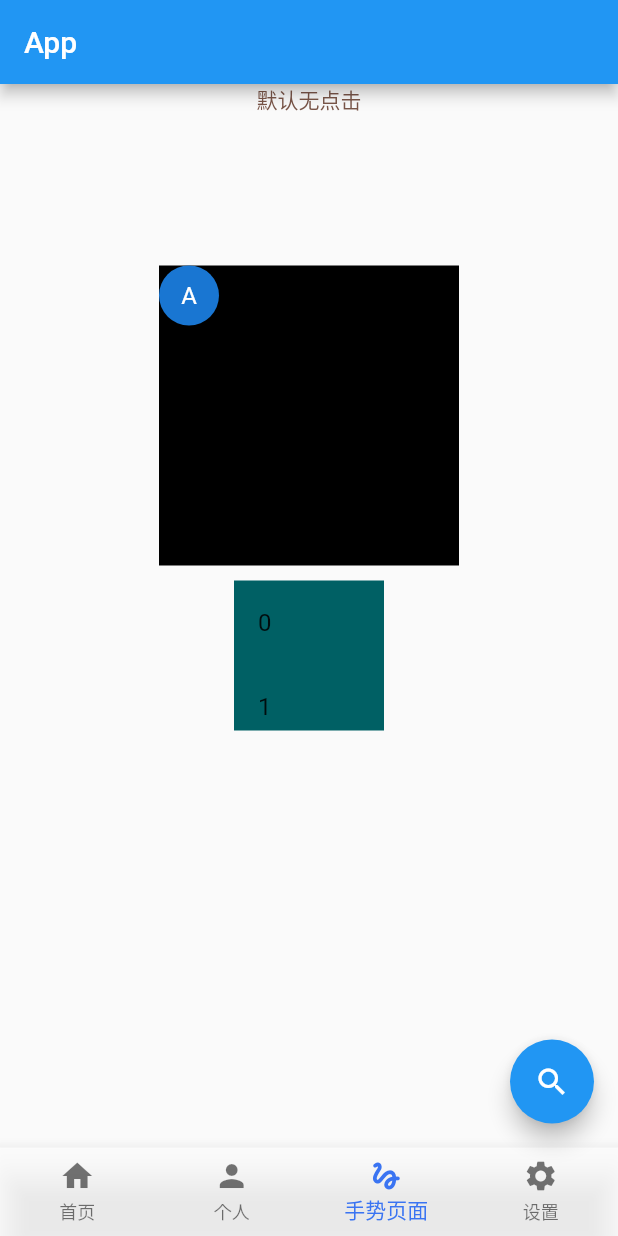
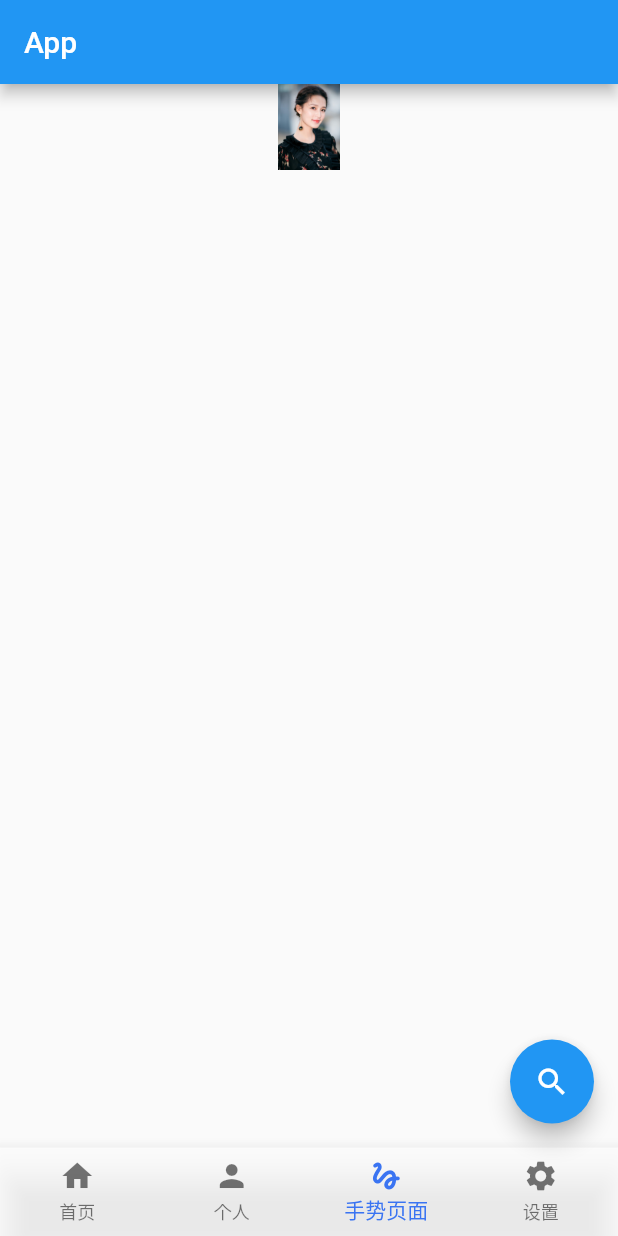
Before and after one commit to ig666/flutter_app, a Flutter app: the screen it shows after launch, item 3 of the bottom bar chosen, on a phone screen of 412 x 824 dp. Run offline on Flutter 3.47's test engine with Material 2 defaults, Android fonts, the phone set to English and light mode, and no system bars; our stand-ins replace camera; network calls fail.

Commit message:
feat: 加入动画效果

```diff
--- /dev/null
+++ b/lib/pages/components/animation.dart
@@ -0,0 +1,162 @@
+import 'package:flutter/material.dart';
+
+//动画
+
+// class ScaleAnimationRoute extends StatefulWidget {
+//   @override
+//   _ScaleAnimationRouteState createState() => new _ScaleAnimationRouteState();
+// }
+
+// //需要继承TickerProvider，如果有多个AnimationController，则应该使用TickerProviderStateMixin。
+// class _ScaleAnimationRouteState extends State<ScaleAnimationRoute>
+//     with SingleTickerProviderStateMixin {
+//   late Animation<double> animation;
+//   late AnimationController controller;
+//   int num = 0;
+
+//   initState() {
+//     super.initState();
+//     controller = new AnimationController(
+//         duration: const Duration(seconds: 3), vsync: this);
+//     //加入运动曲线
+//     animation = CurvedAnimation(parent: controller, curve: Curves.bounceIn);
+//     //图片宽高从0变到300
+//     animation = new Tween(begin: 0.0, end: 300.0).animate(animation)
+//       ..addListener(() {
+//         setState(() => {this.num += 1});
+//       })
+//       ..addStatusListener((status) {
+//         if (status == AnimationStatus.completed) {
+//           print('动画结束了哈 渲染帧数-${this.num}');
+//         }
+//       });
+//     //启动动画(正向执行)
+//     controller.forward();
+//   }
+
+//   @override
+//   Widget build(BuildContext context) {
+//     return new Center(
+//       child: Image.asset("images/a.jpeg",
+//           width: animation.value, height: animation.value),
+//     );
+//   }
+
+//   dispose() {
+//     //路由销毁时需要释放动画资源
+//     controller.dispose();
+//     super.dispose();
+//   }
+// }
+
+//细心的读者可能已经发现上面示例中通过addListener()和setState() 来更新UI这一步其实是通用的，如果每个动画中都加这么一句是比较繁琐的。AnimatedWidget类封装了调用setState()的细节，并允许我们将widget分离出来，重构后的代码如下：
+
+// class AnimatedImage extends AnimatedWidget {
+//   AnimatedImage({Key? key, required Animation<double> animation})
+//       : super(key: key, listenable: animation);
+
+//   @override
+//   Widget build(BuildContext context) {
+//     final Animation<double> animation = listenable as Animation<double>;
+//     return new Center(
+//       child: Image.asset("images/a.jpeg",
+//           width: animation.value, height: animation.value),
+//     );
+//   }
+// }
+
+// class ScaleAnimationRoute extends StatefulWidget {
+//   @override
+//   _ScaleAnimationRouteState createState() => new _ScaleAnimationRouteState();
+// }
+
+// class _ScaleAnimationRouteState extends State<ScaleAnimationRoute>
+//     with SingleTickerProviderStateMixin {
+//   late Animation<double> animation;
+//   late AnimationController controller;
+
+//   initState() {
+//     super.initState();
+//     controller = new AnimationController(
+//         duration: const Duration(seconds: 3), vsync: this);
+//     //图片宽高从0变到300
+//     animation = new Tween(begin: 0.0, end: 300.0).animate(controller);
+//     //启动动画
+//     controller.forward();
+//   }
+
+//   @override
+//   Widget build(BuildContext context) {
+//     return AnimatedImage(
+//       animation: animation,
+//     );
+//   }
+
+//   dispose() {
+//     //路由销毁时需要释放动画资源
+//     controller.dispose();
+//     super.dispose();
+//   }
+// }
+
+//动画抽离，利用构造函数
+// 函数构建好处
+// 1.不用显式的去添加帧监听器，然后再调用setState() 了，这个好处和AnimatedWidget是一样的。
+
+// 2.动画构建的范围缩小了，如果没有builder，setState()将会在父组件上下文中调用，这将会导致父组件的build方法重新调用；而有了builder之后，只会导致动画widget自身的build重新调用，避免不必要的rebuild。
+
+// 3.通过AnimatedBuilder可以封装常见的过渡效果来复用动画
+class ScaleAnimationRoute extends StatefulWidget {
+  @override
+  _ScaleAnimationRouteState createState() => new _ScaleAnimationRouteState();
+}
+
+//SingleTickerProviderStateMixin 类主要作用是创建一个TickerProvider加入到页面刷新监听中，页面每一帧没触发回调通知TickerProvider
+
+class _ScaleAnimationRouteState extends State<ScaleAnimationRoute>
+    with SingleTickerProviderStateMixin {
+  late Animation<double> animation;
+  late AnimationController controller;
+
+  initState() {
+    controller = new AnimationController(
+        duration: const Duration(seconds: 3), vsync: this);
+    //图片宽高从0变到300
+    animation = CurvedAnimation(parent: controller, curve: Curves.bounceIn);
+    animation = new Tween(begin: 0.0, end: 300.0).animate(animation);
+    controller.addStatusListener((status) {
+      if (status == AnimationStatus.completed) {
+        //结束反转动画
+        controller.reverse();
+      } else if (status == AnimationStatus.dismissed) {
+        controller.forward();
+      }
+    });
+    //启动动画
+    controller.forward();
+    super.initState();
+  }
+
+  @override
+  Widget build(BuildContext context) {
+    return AnimatedBuilder(
+      animation: animation,
+      child: Image.asset("images/a.jpeg"),
+      builder: (BuildContext ctx, Widget? child) {
+        return new Center(
+          child: Container(
+            height: animation.value,
+            width: animation.value,
+            child: child,
+          ),
+        );
+      },
+    );
+  }
+
+  dispose() {
+    //路由销毁时需要释放动画资源
+    controller.dispose();
+    super.dispose();
+  }
+}
--- a/lib/pages/components/testNotification.dart
+++ b/lib/pages/components/testNotification.dart
@@ -34,3 +34,10 @@ class TestNotification extends StatelessWidget {
     );
   }
 }
+
+//自定义通知类
+
+class MyNotfication extends Notification {
+  final String msg;
+  MyNotfication(this.msg);
+}
--- a/lib/pages/tabs/gestures.dart
+++ b/lib/pages/tabs/gestures.dart
@@ -1,4 +1,5 @@
 import 'package:flutter/material.dart';
+import 'package:flutter_app/pages/components/animation.dart';
 import 'package:flutter_app/pages/components/testNotification.dart';
 
 //手势测试页面
@@ -31,42 +32,43 @@ class _GesturesPageState extends State<GesturesPage> {
       child: Column(
         crossAxisAlignment: CrossAxisAlignment.center,
         children: [
-          GestureDetector(
-            child: Container(
-              child: Text(
-                _type,
-                style: TextStyle(color: Colors.brown),
-              ),
-            ),
-            onDoubleTap: () => changeType('双击'),
-            onTap: () => changeType('单击'),
-            onLongPress: () => changeType('长按'),
-          ),
-          SizedBox(
-            height: 100,
-          ),
-          // _Drag()
-          Container(
-            color: Colors.black,
-            width: 200,
-            height: 200,
-            child: BothDirectionTestRoute(),
-          ),
-          SizedBox(
-            height: 10,
-          ),
-          NotificationListener<ScrollEndNotification>(
-            onNotification: (notification) {
-              print('${notification.toString()} 父级通知');
-              return false;
-            },
-            child: Container(
-              width: 100,
-              height: 100,
-              color: Colors.cyan[900],
-              child: TestNotification(),
-            ),
-          )
+          // GestureDetector(
+          //   child: Container(
+          //     child: Text(
+          //       _type,
+          //       style: TextStyle(color: Colors.brown),
+          //     ),
+          //   ),
+          //   onDoubleTap: () => changeType('双击'),
+          //   onTap: () => changeType('单击'),
+          //   onLongPress: () => changeType('长按'),
+          // ),
+          // SizedBox(
+          //   height: 100,
+          // ),
+          // // _Drag()
+          // Container(
+          //   color: Colors.black,
+          //   width: 200,
+          //   height: 200,
+          //   child: BothDirectionTestRoute(),
+          // ),
+          // SizedBox(
+          //   height: 10,
+          // ),
+          // NotificationListener<ScrollEndNotification>(
+          //   onNotification: (notification) {
+          //     print('${notification.toString()} 父级通知');
+          //     return false;
+          //   },
+          //   child: Container(
+          //     width: 100,
+          //     height: 100,
+          //     color: Colors.cyan[900],
+          //     child: TestNotification(),
+          //   ),
+          // ),
+          ScaleAnimationRoute() //动画组件 ps：打开请注释上面兄弟组件，不然要超出页面错误边界
         ],
       ),
     );
```
